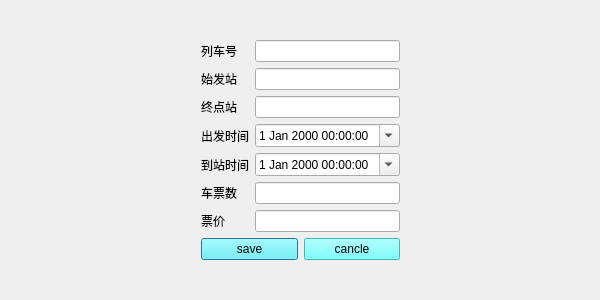
Before: the Qt Designer form dialogaddticket.ui in PuLing0/sdu_Clanguage_Homework, drawn with Qt 5.
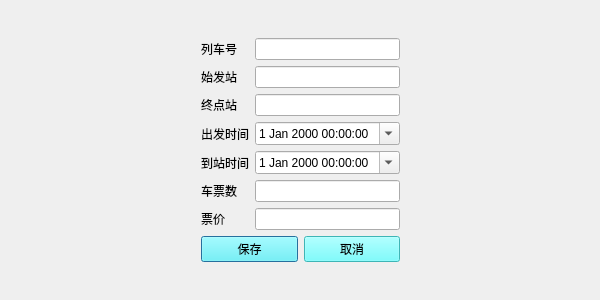
After: the same form once the commit is applied. Custom widgets are drawn as their Qt base class.

Patch:
```diff
--- a/dialogaddticket.ui
+++ b/dialogaddticket.ui
@@ -99,7 +99,7 @@
           <string notr="true">background-color: rgb(87, 253, 255);</string>
          </property>
          <property name="text">
-          <string>save</string>
+          <string>保存</string>
          </property>
         </widget>
        </item>
@@ -109,7 +109,7 @@
           <string notr="true">background-color: rgb(87, 253, 255);</string>
          </property>
          <property name="text">
-          <string>cancle</string>
+          <string>取消</string>
          </property>
         </widget>
        </item>
```
